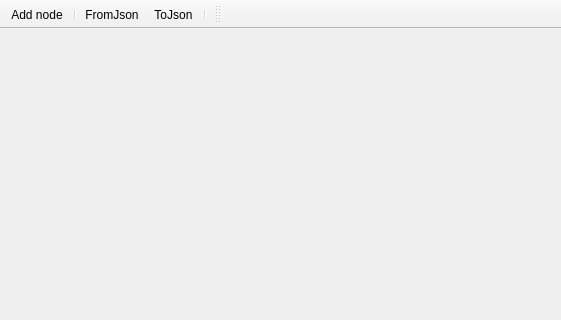
Above: src/app/mainwindow.ui from severin-lemaignan/boxology before the change; both pictures show x 0 to 561 and y 0 to 320 of the 800 by 600 pixel window. Below: the same form after it.
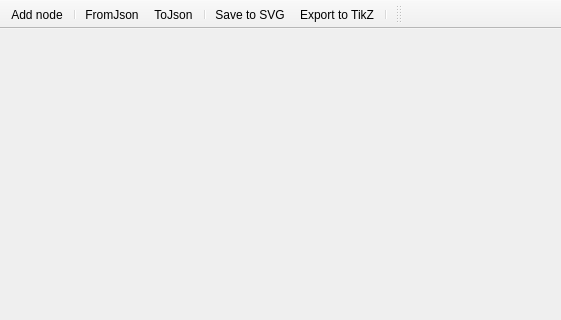
That is the form after the change. Icons and pictures are not drawn.

Commit message:
SVG export
However, one major issue remain: nodes are exported as bitmaps instead of
vector graphics, for a reason I do not understand.

The edit to the form file:
```diff
--- a/src/app/mainwindow.ui
+++ b/src/app/mainwindow.ui
@@ -35,6 +35,9 @@
    <addaction name="actionFromJson"/>
    <addaction name="actionToJson"/>
    <addaction name="separator"/>
+   <addaction name="actionSave_to_SVG"/>
+   <addaction name="actionExport_to_TikZ"/>
+   <addaction name="separator"/>
   </widget>
   <widget class="QToolBar" name="cognitionToolbar">
    <property name="windowTitle">
@@ -84,6 +87,27 @@
     <string>Load from JSON</string>
    </property>
   </action>
+  <action name="actionSave_to_SVG">
+   <property name="icon">
+    <iconset>
+        <normaloff>:/icons/svg.png</normaloff>:/icons/svg.png</iconset>
+   </property>
+   <property name="text">
+    <string>Save to SVG</string>
+   </property>
+   <property name="toolTip">
+    <string>Export to SVG</string>
+   </property>
+  </action>
+  <action name="actionExport_to_TikZ">
+   <property name="icon">
+    <iconset>
+        <normaloff>:/icons/tikz.png</normaloff>:/icons/tikz.png</iconset>
+   </property>
+   <property name="text">
+    <string>Export to TikZ</string>
+   </property>
+  </action>
  </widget>
  <resources/>
  <connections/>
```
The commit also changes 3 other files.
